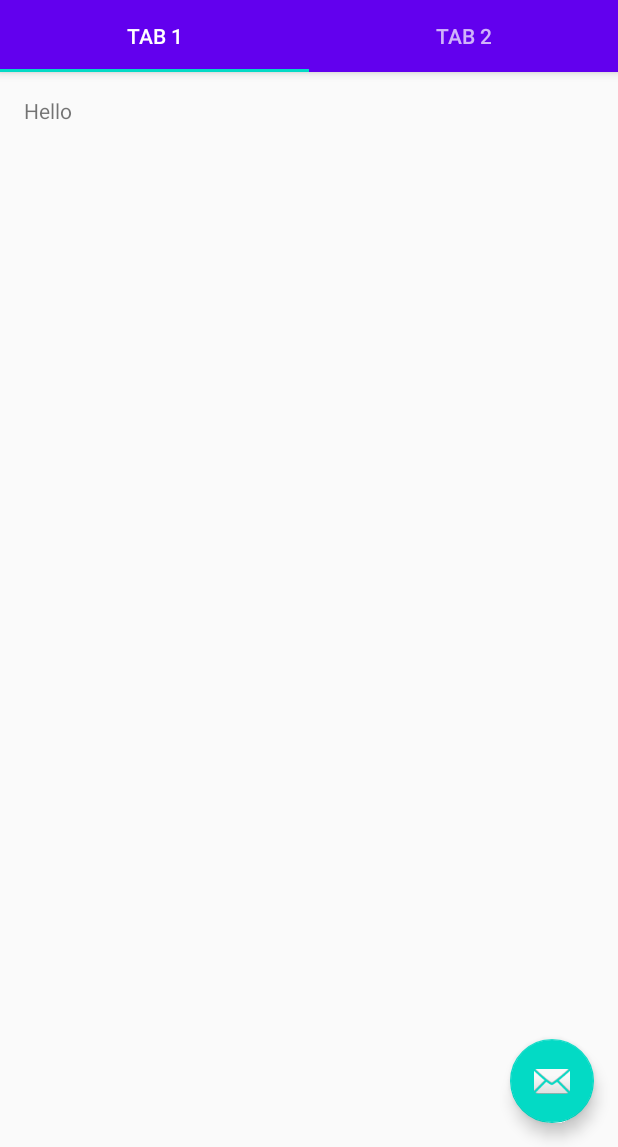
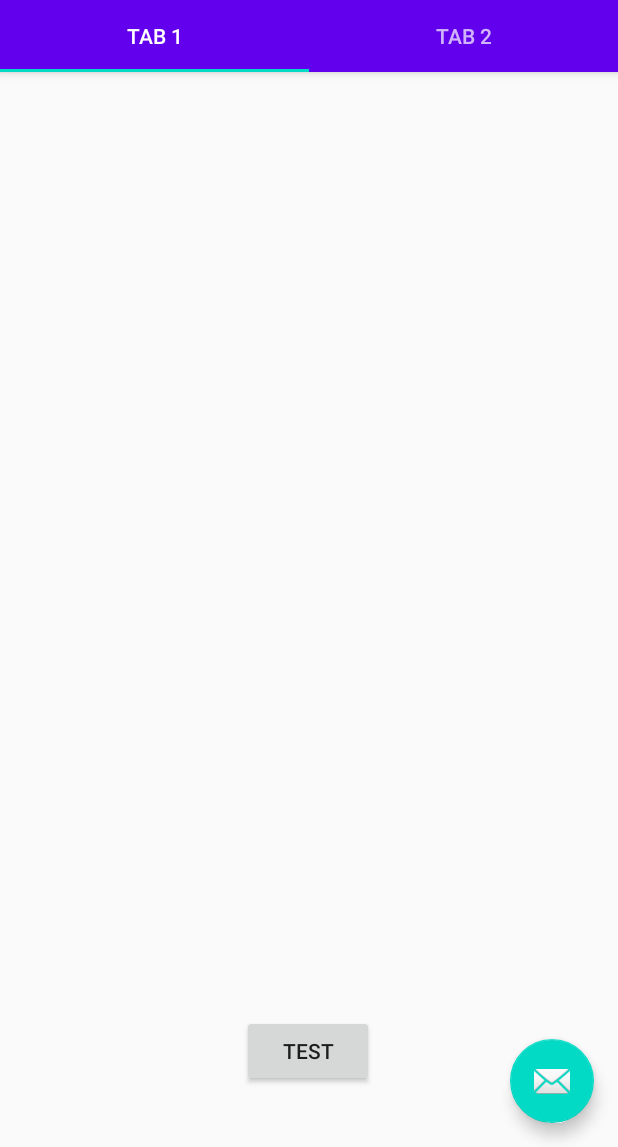
Before and after one commit to Derpimort/Meme-Indexer, an Android app: the screen it shows after launch (MainActivity), on a phone screen of 412 x 824 dp, the part 89-1236 px from its top. Run offline under Robolectric (Android 15) with nearby library versions, the light colour scheme and no system bars; 1 statement that could not run was skipped.

Commit message:
Image getter tested.

```diff
--- a/app/src/main/AndroidManifest.xml
+++ b/app/src/main/AndroidManifest.xml
@@ -1,7 +1,8 @@
 <?xml version="1.0" encoding="utf-8"?>
 <manifest xmlns:android="http://schemas.android.com/apk/res/android"
     package="com.legendbois.memeindexer">
-
+    <uses-permission android:name="android.permission.WRITE_EXTERNAL_STORAGE" />
+    <uses-permission android:name="android.permission.READ_EXTERNAL_STORAGE" />
     <application
         android:allowBackup="true"
         android:icon="@mipmap/ic_launcher"
@@ -19,6 +20,7 @@
                 <category android:name="android.intent.category.LAUNCHER" />
             </intent-filter>
         </activity>
+
     </application>
 
 </manifest>
--- a/app/src/main/java/com/legendbois/memeindexer/ui/main/SelectorTestFragment.kt
+++ b/app/src/main/java/com/legendbois/memeindexer/ui/main/SelectorTestFragment.kt
@@ -1,28 +1,47 @@
 package com.legendbois.memeindexer.ui.main
 
+import android.app.Activity
+import android.content.Intent
 import android.os.Bundle
+import android.provider.MediaStore
 import android.view.LayoutInflater
 import android.view.View
 import android.view.ViewGroup
+import android.widget.Button
 import android.widget.TextView
 import androidx.fragment.app.Fragment
 import com.legendbois.memeindexer.R
+import kotlinx.android.synthetic.main.test_imageview.*
 
-class SelectorTestFragment: Fragment() {
+class SelectorTestFragment: Fragment(), View.OnClickListener {
     override fun onCreateView(
         inflater: LayoutInflater,
         container: ViewGroup?,
         savedInstanceState: Bundle?
     ): View? {
-        val root = inflater.inflate(R.layout.fragment_main, container, false)
-        val textView: TextView = root.findViewById(R.id.section_label)
-        textView.text=getString(R.string.test_hello)
+        val root = inflater.inflate(R.layout.test_imageview, container, false)
+        val button: Button = root.findViewById(R.id.test_image_button)
+        button.setOnClickListener(this)
         return root
     }
     companion object {
+        const val IMAGE_REQUEST_CODE=1
         //Better practice. Use template from PlaceholderFragment to handle args
         fun newInstance(): SelectorTestFragment {
             return SelectorTestFragment()
         }
     }
+
+    override fun onClick(v: View?) {
+        val intent=Intent(Intent.ACTION_PICK, MediaStore.Images.Media.EXTERNAL_CONTENT_URI)
+        intent.type="image/*"
+        startActivityForResult(intent, IMAGE_REQUEST_CODE)
+    }
+
+    override fun onActivityResult(requestCode: Int, resultCode: Int, data: Intent?) {
+        super.onActivityResult(requestCode, resultCode, data)
+        if((resultCode == Activity.RESULT_OK) and (requestCode == IMAGE_REQUEST_CODE)){
+            test_image_imageView.setImageURI(data?.data)
+        }
+    }
 }
--- /dev/null
+++ b/app/src/main/res/layout/test_imageview.xml
@@ -0,0 +1,32 @@
+<?xml version="1.0" encoding="utf-8"?>
+<androidx.constraintlayout.widget.ConstraintLayout
+    xmlns:android="http://schemas.android.com/apk/res/android"
+    xmlns:app="http://schemas.android.com/apk/res-auto"
+    xmlns:tools="http://schemas.android.com/tools"
+    android:layout_width="match_parent"
+    android:layout_height="match_parent">
+
+    <Button
+        android:id="@+id/test_image_button"
+        android:layout_width="wrap_content"
+        android:layout_height="wrap_content"
+        android:layout_marginBottom="40dp"
+        android:text="@string/test_test"
+        app:layout_constraintBottom_toBottomOf="parent"
+        app:layout_constraintEnd_toEndOf="parent"
+        app:layout_constraintHorizontal_bias="0.498"
+        app:layout_constraintStart_toStartOf="parent" />
+
+    <ImageView
+        android:id="@+id/test_image_imageView"
+        android:layout_width="wrap_content"
+        android:layout_height="wrap_content"
+        android:layout_marginBottom="92dp"
+        app:layout_constraintBottom_toTopOf="@+id/test_image_button"
+        app:layout_constraintEnd_toEndOf="parent"
+        app:layout_constraintHorizontal_bias="0.498"
+        app:layout_constraintStart_toStartOf="parent"
+        app:layout_constraintTop_toTopOf="parent"
+        tools:srcCompat="@tools:sample/avatars"
+        android:contentDescription="@string/test_selected_image_displayed" />
+</androidx.constraintlayout.widget.ConstraintLayout>
--- a/app/src/main/res/values/strings.xml
+++ b/app/src/main/res/values/strings.xml
@@ -3,4 +3,6 @@
     <string name="tab_text_1">Tab 1</string>
     <string name="tab_text_2">Tab 2</string>
     <string name="test_hello">Hello</string>
+    <string name="test_test">Test</string>
+    <string name="test_selected_image_displayed">Selected image displayed</string>
 </resources>
```
